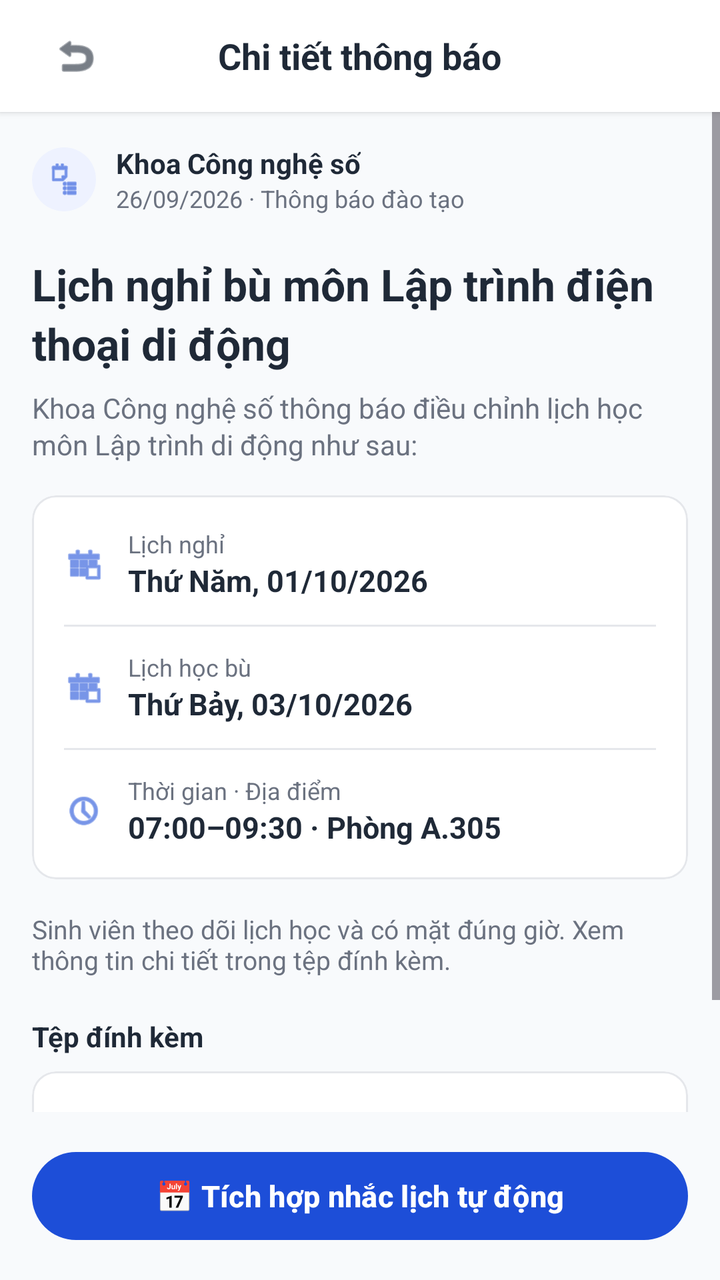
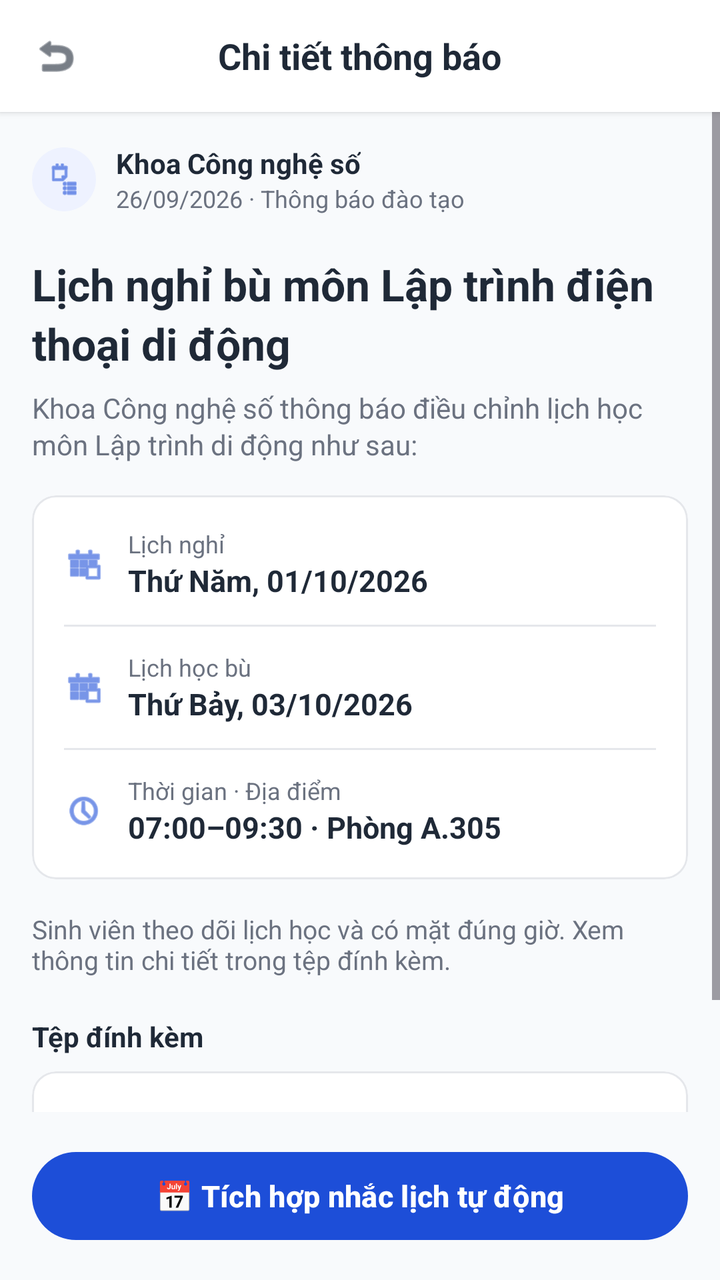

Before-and-after screenshots of an Android layout around one commit, followed by the original layout XML and the change that was made.
<!-- AndroidManifest.xml: application theme Theme.XayDung -->
<!-- res/layout/activity_chi_tiet_thong_bao.xml -->
<?xml version="1.0" encoding="utf-8"?>
<RelativeLayout xmlns:android="http://schemas.android.com/apk/res/android"
    xmlns:app="http://schemas.android.com/apk/res-auto"
    android:layout_width="match_parent"
    android:layout_height="match_parent"
    android:background="@color/figma_bg">

    
    <RelativeLayout
        android:id="@+id/headerToolbar"
        android:layout_width="match_parent"
        android:layout_height="56dp"
        android:paddingHorizontal="16dp"
        android:background="@color/white"
        android:elevation="2dp">

        <ImageView
            android:id="@+id/btnBack"
            android:layout_width="44dp"
            android:layout_height="44dp"
            android:layout_centerVertical="true"
            android:padding="10dp"
            android:clickable="true"
            android:focusable="true"
            android:background="?attr/selectableItemBackgroundBorderless"
            android:src="@android:drawable/ic_menu_revert"
            android:contentDescription="Back"
            app:tint="@color/figma_text_primary" />

        <TextView
            android:layout_width="wrap_content"
            android:layout_height="wrap_content"
            android:layout_centerInParent="true"
            android:text="Chi tiết thông báo"
            android:textColor="@color/figma_text_primary"
            android:textSize="18sp"
            android:textStyle="bold" />
    </RelativeLayout>

    <ScrollView
        android:layout_width="match_parent"
        android:layout_height="match_parent"
        android:layout_below="@id/headerToolbar"
        android:layout_above="@id/btnIntegrateSchedule"
        android:fillViewport="true">

        <LinearLayout
            android:layout_width="match_parent"
            android:layout_height="wrap_content"
            android:orientation="vertical"
            android:padding="16dp">

            
            <LinearLayout
                android:layout_width="wrap_content"
                android:layout_height="wrap_content"
                android:orientation="horizontal"
                android:gravity="center_vertical">

                <FrameLayout
                    android:layout_width="32dp"
                    android:layout_height="32dp"
                    android:background="@drawable/bg_logo_badge">

                    <ImageView
                        android:layout_width="18dp"
                        android:layout_height="18dp"
                        android:layout_gravity="center"
                        android:src="@android:drawable/ic_menu_agenda"
                        android:contentDescription="Icon"
                        app:tint="@color/figma_blue" />
                </FrameLayout>

                <LinearLayout
                    android:layout_width="wrap_content"
                    android:layout_height="wrap_content"
                    android:layout_marginStart="10dp"
                    android:orientation="vertical">

                    <TextView
                        android:layout_width="wrap_content"
                        android:layout_height="wrap_content"
                        android:text="Khoa Công nghệ số"
                        android:textColor="@color/figma_text_primary"
                        android:textSize="14sp"
                        android:textStyle="bold" />

                    <TextView
                        android:layout_width="wrap_content"
                        android:layout_height="wrap_content"
                        android:text="26/09/2026 · Thông báo đào tạo"
                        android:textColor="@color/figma_text_secondary"
                        android:textSize="12sp" />
                </LinearLayout>
            </LinearLayout>

            
            <TextView
                android:layout_width="match_parent"
                android:layout_height="wrap_content"
                android:layout_marginTop="20dp"
                android:text="Lịch nghỉ bù môn Lập trình điện thoại di động"
                android:textColor="@color/figma_text_primary"
                android:textSize="22sp"
                android:textStyle="bold"
                android:lineSpacingExtra="4dp" />

            
            <TextView
                android:layout_width="match_parent"
                android:layout_height="wrap_content"
                android:layout_marginTop="8dp"
                android:text="Khoa Công nghệ số thông báo điều chỉnh lịch học môn Lập trình di động như sau:"
                android:textColor="@color/figma_text_secondary"
                android:textSize="14sp"
                android:lineSpacingExtra="2dp" />

            
            <com.google.android.material.card.MaterialCardView
                android:layout_width="match_parent"
                android:layout_height="wrap_content"
                android:layout_marginTop="16dp"
                app:cardCornerRadius="12dp"
                app:cardElevation="0dp"
                app:cardBackgroundColor="@color/white"
                app:strokeColor="@color/figma_card_border"
                app:strokeWidth="1dp">

                <LinearLayout
                    android:layout_width="match_parent"
                    android:layout_height="wrap_content"
                    android:orientation="vertical"
                    android:padding="16dp">

                    
                    <LinearLayout
                        android:layout_width="match_parent"
                        android:layout_height="wrap_content"
                        android:orientation="horizontal"
                        android:gravity="center_vertical">

                        <ImageView
                            android:layout_width="20dp"
                            android:layout_height="20dp"
                            android:src="@android:drawable/ic_menu_today"
                            android:contentDescription="Calendar"
                            app:tint="@color/figma_blue" />

                        <LinearLayout
                            android:layout_width="wrap_content"
                            android:layout_height="wrap_content"
                            android:layout_marginStart="12dp"
                            android:orientation="vertical">

                            <TextView
                                android:layout_width="wrap_content"
                                android:layout_height="wrap_content"
                                android:text="Lịch nghỉ"
                                android:textColor="@color/figma_text_secondary"
                                android:textSize="12sp" />

                            <TextView
                                android:layout_width="wrap_content"
                                android:layout_height="wrap_content"
                                android:text="Thứ Năm, 01/10/2026"
                                android:textColor="@color/figma_text_primary"
                                android:textSize="15sp"
                                android:textStyle="bold" />
                        </LinearLayout>
                    </LinearLayout>

                    <View
                        android:layout_width="match_parent"
                        android:layout_height="1dp"
                        android:layout_marginVertical="12dp"
                        android:background="@color/figma_card_border" />

                    
                    <LinearLayout
                        android:layout_width="match_parent"
                        android:layout_height="wrap_content"
                        android:orientation="horizontal"
                        android:gravity="center_vertical">

                        <ImageView
                            android:layout_width="20dp"
                            android:layout_height="20dp"
                            android:src="@android:drawable/ic_menu_today"
                            android:contentDescription="Calendar"
                            app:tint="@color/figma_blue" />

                        <LinearLayout
                            android:layout_width="wrap_content"
                            android:layout_height="wrap_content"
                            android:layout_marginStart="12dp"
                            android:orientation="vertical">

                            <TextView
                                android:layout_width="wrap_content"
                                android:layout_height="wrap_content"
                                android:text="Lịch học bù"
                                android:textColor="@color/figma_text_secondary"
                                android:textSize="12sp" />

                            <TextView
                                android:layout_width="wrap_content"
                                android:layout_height="wrap_content"
                                android:text="Thứ Bảy, 03/10/2026"
                                android:textColor="@color/figma_text_primary"
                                android:textSize="15sp"
                                android:textStyle="bold" />
                        </LinearLayout>
                    </LinearLayout>

                    <View
                        android:layout_width="match_parent"
                        android:layout_height="1dp"
                        android:layout_marginVertical="12dp"
                        android:background="@color/figma_card_border" />

                    
                    <LinearLayout
                        android:layout_width="match_parent"
                        android:layout_height="wrap_content"
                        android:orientation="horizontal"
                        android:gravity="center_vertical">

                        <ImageView
                            android:layout_width="20dp"
                            android:layout_height="20dp"
                            android:src="@android:drawable/ic_menu_recent_history"
                            android:contentDescription="Time"
                            app:tint="@color/figma_blue" />

                        <LinearLayout
                            android:layout_width="wrap_content"
                            android:layout_height="wrap_content"
                            android:layout_marginStart="12dp"
                            android:orientation="vertical">

                            <TextView
                                android:layout_width="wrap_content"
                                android:layout_height="wrap_content"
                                android:text="Thời gian · Địa điểm"
                                android:textColor="@color/figma_text_secondary"
                                android:textSize="12sp" />

                            <TextView
                                android:layout_width="wrap_content"
                                android:layout_height="wrap_content"
                                android:text="07:00–09:30 · Phòng A.305"
                                android:textColor="@color/figma_text_primary"
                                android:textSize="15sp"
                                android:textStyle="bold" />
                        </LinearLayout>
                    </LinearLayout>

                </LinearLayout>
            </com.google.android.material.card.MaterialCardView>

            <TextView
                android:layout_width="match_parent"
                android:layout_height="wrap_content"
                android:layout_marginTop="16dp"
                android:text="Sinh viên theo dõi lịch học và có mặt đúng giờ. Xem thông tin chi tiết trong tệp đính kèm."
                android:textColor="@color/figma_text_secondary"
                android:textSize="13sp" />

            
            <TextView
                android:layout_width="wrap_content"
                android:layout_height="wrap_content"
                android:layout_marginTop="20dp"
                android:text="Tệp đính kèm"
                android:textColor="@color/figma_text_primary"
                android:textSize="14sp"
                android:textStyle="bold" />

            <com.google.android.material.card.MaterialCardView
                android:layout_width="match_parent"
                android:layout_height="wrap_content"
                android:layout_marginTop="8dp"
                app:cardCornerRadius="12dp"
                app:cardElevation="0dp"
                app:cardBackgroundColor="@color/white"
                app:strokeColor="@color/figma_card_border"
                app:strokeWidth="1dp">

                <RelativeLayout
                    android:layout_width="match_parent"
                    android:layout_height="wrap_content"
                    android:padding="16dp">

                    <ImageView
                        android:id="@+id/iconPdf"
                        android:layout_width="24dp"
                        android:layout_height="24dp"
                        android:layout_alignParentStart="true"
                        android:layout_centerVertical="true"
                        android:src="@android:drawable/ic_menu_agenda"
                        android:contentDescription="PDF"
                        app:tint="@color/figma_blue" />

                    <LinearLayout
                        android:layout_width="wrap_content"
                        android:layout_height="wrap_content"
                        android:layout_toEndOf="@id/iconPdf"
                        android:layout_marginStart="12dp"
                        android:layout_centerVertical="true"
                        android:orientation="vertical">

                        <TextView
                            android:layout_width="wrap_content"
                            android:layout_height="wrap_content"
                            android:text="Lich_nghi_bu.pdf"
                            android:textColor="@color/figma_text_primary"
                            android:textSize="14sp"
                            android:textStyle="bold" />

                        <TextView
                            android:layout_width="wrap_content"
                            android:layout_height="wrap_content"
                            android:text="PDF · 248 KB"
                            android:textColor="@color/figma_text_secondary"
                            android:textSize="12sp" />
                    </LinearLayout>

                    <ImageView
                        android:layout_width="20dp"
                        android:layout_height="20dp"
                        android:layout_alignParentEnd="true"
                        android:layout_centerVertical="true"
                        android:src="@android:drawable/ic_menu_save"
                        android:contentDescription="Download"
                        app:tint="@color/figma_blue" />
                </RelativeLayout>
            </com.google.android.material.card.MaterialCardView>

        </LinearLayout>
    </ScrollView>

    
    <com.google.android.material.button.MaterialButton
        android:id="@+id/btnIntegrateSchedule"
        android:layout_width="match_parent"
        android:layout_height="52dp"
        android:layout_alignParentBottom="true"
        android:layout_margin="16dp"
        android:text="📅 Tích hợp nhắc lịch tự động"
        android:textSize="15sp"
        android:textStyle="bold"
        app:cornerRadius="26dp"
        app:backgroundTint="@color/figma_blue" />

</RelativeLayout>
<!-- resources referenced by this layout -->
<resources>
  <color name="figma_bg">#F8FAFC</color>
  <color name="figma_blue">#1D4ED8</color>
  <color name="figma_card_border">#E5E7EB</color>
  <color name="figma_text_primary">#1F2937</color>
  <color name="figma_text_secondary">#6B7280</color>
  <color name="white">#FFFFFFFF</color>
  <!-- drawable bg_logo_badge (drawable) -->
  <?xml version="1.0" encoding="utf-8"?>
  <shape xmlns:android="http://schemas.android.com/apk/res/android"
      android:shape="rectangle">
      <solid android:color="@color/figma_blue_light" />
      <corners android:radius="20dp" />
  </shape>
  <style name="Theme.XayDung" parent="Base.Theme.XayDung" />
  <color name="figma_blue_light">#EEF2FF</color>
  <style name="Base.Theme.XayDung" parent="Theme.Material3.DayNight.NoActionBar">
          <item name="colorPrimary">@color/figma_blue</item>
          <item name="colorPrimaryDark">@color/figma_blue_dark</item>
          <item name="colorSecondary">@color/figma_blue</item>
          <item name="android:windowBackground">@color/figma_bg</item>
      </style>
  <color name="figma_blue_dark">#1E40AF</color>
</resources>

<!-- the commit's change to res/layout/activity_chi_tiet_thong_bao.xml (unified diff, before → after) -->
@@ -10,27 +10,35 @@
         android:id="@+id/headerToolbar"
         android:layout_width="match_parent"
         android:layout_height="56dp"
-        android:paddingHorizontal="16dp"
         android:background="@color/white"
         android:elevation="2dp">
 
-        <ImageView
-            android:id="@+id/btnBack"
-            android:layout_width="44dp"
-            android:layout_height="44dp"
+        <FrameLayout
+            android:id="@+id/btnBackContainer"
+            android:layout_width="56dp"
+            android:layout_height="56dp"
+            android:layout_alignParentStart="true"
             android:layout_centerVertical="true"
-            android:padding="10dp"
             android:clickable="true"
             android:focusable="true"
-            android:background="?attr/selectableItemBackgroundBorderless"
-            android:src="@android:drawable/ic_menu_revert"
-            android:contentDescription="Back"
-            app:tint="@color/figma_text_primary" />
+            android:elevation="10dp"
+            android:background="?attr/selectableItemBackgroundBorderless">
+
+            <ImageView
+                android:id="@+id/btnBack"
+                android:layout_width="24dp"
+                android:layout_height="24dp"
+                android:layout_gravity="center"
+                android:src="@android:drawable/ic_menu_revert"
+                android:contentDescription="Back"
+                app:tint="@color/figma_text_primary" />
+        </FrameLayout>
 
         <TextView
             android:layout_width="wrap_content"
             android:layout_height="wrap_content"
             android:layout_centerInParent="true"
+            android:clickable="false"
             android:text="Chi tiết thông báo"
             android:textColor="@color/figma_text_primary"
             android:textSize="18sp"
